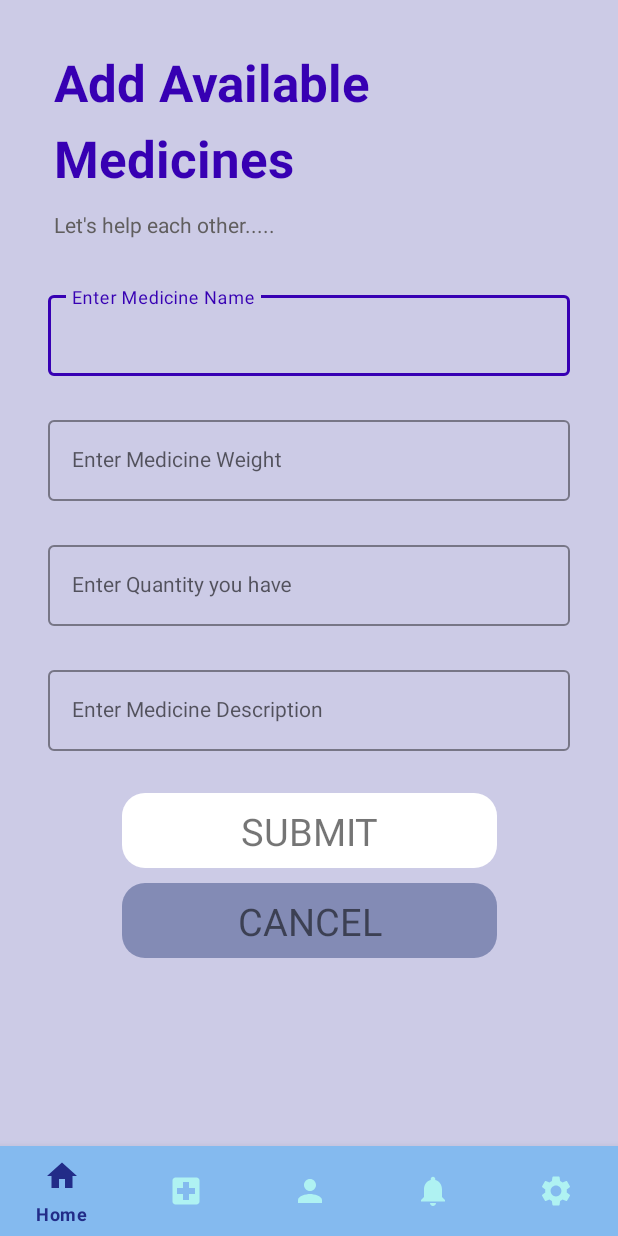
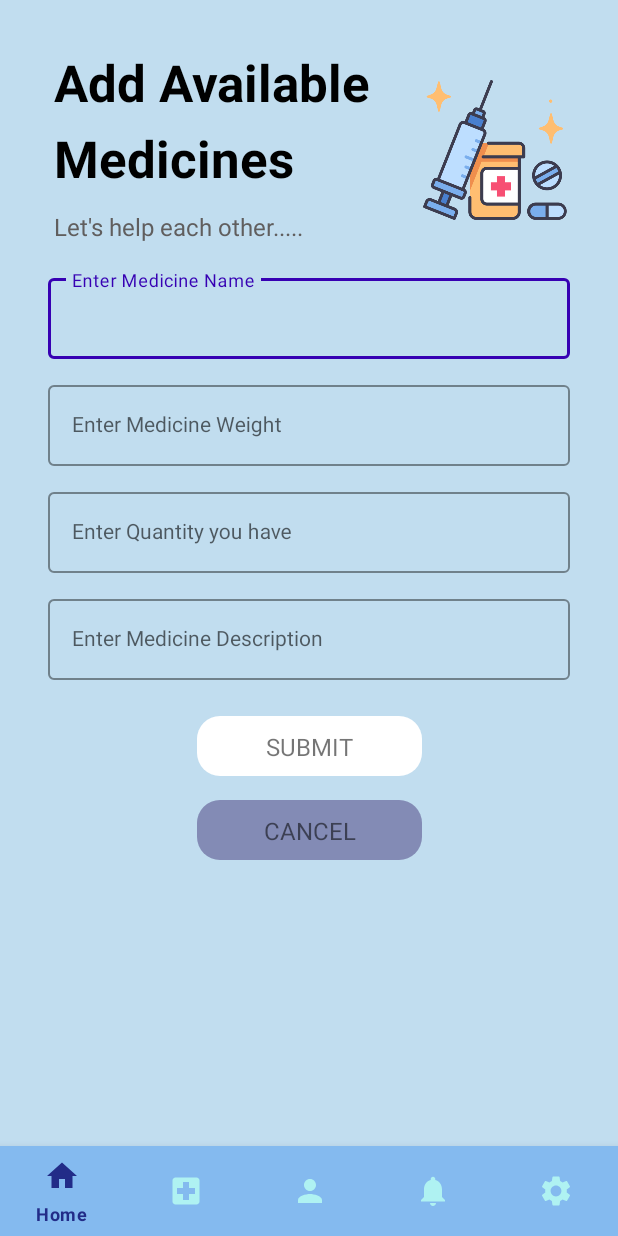
Before and after one commit to chalaniS/Medicube_Kotlin, an Android app: the AddAvailableMedicines screen opened directly, with no data from a screen before it, on a phone screen of 412 x 824 dp. Run offline under Robolectric (Android 15) with nearby library versions, the phone set to English and light mode, and no system bars; Roboto replaces fonts that are not available here.

Commit message:
UI completed

```diff
--- a/app/src/main/res/layout/activity_add_available_medicines.xml
+++ b/app/src/main/res/layout/activity_add_available_medicines.xml
@@ -4,7 +4,7 @@
     xmlns:tools="http://schemas.android.com/tools"
     android:layout_width="match_parent"
     android:layout_height="match_parent"
-    android:background="@color/availableMedicine_background"
+    android:background="#C1DDEF"
     tools:context=".AddAvailableMedicines">
 
     <TextView
@@ -14,7 +14,7 @@
         android:layout_marginStart="16dp"
         android:layout_marginTop="32dp"
         android:text="@string/title_add_availableMedicine_1"
-        android:textColor="@color/purple_700"
+        android:textColor="@color/black"
         android:textSize="34sp"
         android:textStyle="bold"
         app:layout_constraintEnd_toEndOf="parent"
@@ -28,7 +28,7 @@
         android:layout_height="wrap_content"
         android:layout_marginTop="5dp"
         android:text="@string/title_add_availableMedicine_2"
-        android:textColor="@color/purple_700"
+        android:textColor="@color/black"
         android:textSize="34sp"
         android:textStyle="bold"
         app:layout_constraintStart_toStartOf="@+id/textView6"
@@ -42,8 +42,19 @@
         android:layout_marginTop="12dp"
         android:text="@string/moto_addAvailable"
         android:textColor="#605E5E"
+        android:textSize="16sp"
         app:layout_constraintStart_toStartOf="@+id/textView15"
         app:layout_constraintTop_toBottomOf="@+id/textView15" />
+
+    <ImageView
+        android:id="@+id/imageView2"
+        android:layout_width="100dp"
+        android:layout_height="100dp"
+        android:layout_marginTop="50dp"
+        android:layout_marginEnd="32dp"
+        app:layout_constraintEnd_toEndOf="parent"
+        app:layout_constraintTop_toTopOf="parent"
+        app:srcCompat="@drawable/add_av" />
 
     <com.google.android.material.textfield.TextInputLayout
         android:id="@+id/textInputLayout2"
@@ -52,7 +63,7 @@
         android:layout_height="wrap_content"
         android:layout_marginHorizontal="6dp"
         android:layout_marginStart="32dp"
-        android:layout_marginTop="32dp"
+        android:layout_marginTop="18dp"
         android:layout_marginEnd="32dp"
         app:boxStrokeColor="@color/purple_700"
         app:hintTextColor="@color/purple_700"
@@ -76,7 +87,7 @@
         android:layout_height="wrap_content"
         android:layout_marginHorizontal="6dp"
         android:layout_marginStart="32dp"
-        android:layout_marginTop="24dp"
+        android:layout_marginTop="12dp"
         android:layout_marginEnd="32dp"
         app:boxStrokeColor="@color/purple_700"
         app:hintTextColor="@color/purple_700"
@@ -99,7 +110,7 @@
         android:layout_height="wrap_content"
         android:layout_marginHorizontal="6dp"
         android:layout_marginStart="32dp"
-        android:layout_marginTop="24dp"
+        android:layout_marginTop="12dp"
         android:layout_marginEnd="32dp"
         app:boxStrokeColor="@color/purple_700"
         app:hintTextColor="@color/purple_700"
@@ -122,7 +133,7 @@
         android:layout_height="wrap_content"
         android:layout_marginHorizontal="6dp"
         android:layout_marginStart="32dp"
-        android:layout_marginTop="24dp"
+        android:layout_marginTop="12dp"
         android:layout_marginEnd="32dp"
         app:boxStrokeColor="@color/purple_700"
         app:hintTextColor="@color/purple_700"
@@ -141,10 +152,10 @@
 
     <androidx.constraintlayout.widget.ConstraintLayout
         android:id="@+id/constraintLayout3"
-        android:layout_width="250dp"
-        android:layout_height="50dp"
+        android:layout_width="150dp"
+        android:layout_height="40dp"
         android:layout_marginStart="16dp"
-        android:layout_marginTop="28dp"
+        android:layout_marginTop="24dp"
         android:layout_marginEnd="16dp"
         android:background="@drawable/add_available_background_btn1"
         app:layout_constraintEnd_toEndOf="parent"
@@ -156,7 +167,7 @@
             android:layout_width="wrap_content"
             android:layout_height="wrap_content"
             android:text="@string/addAvailable_btn_submit"
-            android:textSize="25sp"
+            android:textSize="16sp"
             app:layout_constraintBottom_toBottomOf="parent"
             app:layout_constraintEnd_toEndOf="parent"
             app:layout_constraintStart_toStartOf="parent"
@@ -164,9 +175,9 @@
     </androidx.constraintlayout.widget.ConstraintLayout>
 
     <androidx.constraintlayout.widget.ConstraintLayout
-        android:layout_width="250dp"
-        android:layout_height="50dp"
-        android:layout_marginTop="10dp"
+        android:layout_width="150dp"
+        android:layout_height="40dp"
+        android:layout_marginTop="16dp"
         android:background="@drawable/add_available_background_btn2"
         app:layout_constraintEnd_toEndOf="@+id/constraintLayout3"
         app:layout_constraintStart_toStartOf="@+id/constraintLayout3"
@@ -177,7 +188,7 @@
             android:layout_width="wrap_content"
             android:layout_height="wrap_content"
             android:text="@string/addAvailable_btn_cancel"
-            android:textSize="25sp"
+            android:textSize="16sp"
             app:layout_constraintBottom_toBottomOf="parent"
             app:layout_constraintEnd_toEndOf="parent"
             app:layout_constraintStart_toStartOf="parent"
--- a/app/src/main/res/layout/activity_feed_available.xml
+++ b/app/src/main/res/layout/activity_feed_available.xml
@@ -4,7 +4,7 @@
     xmlns:tools="http://schemas.android.com/tools"
     android:layout_width="match_parent"
     android:layout_height="match_parent"
-    android:background="#cccbe6"
+    android:background="#C1DDEF"
     android:paddingBottom="20dp"
     tools:context=".FeedAvailable">
 
--- a/app/src/main/res/layout/activity_home_page.xml
+++ b/app/src/main/res/layout/activity_home_page.xml
@@ -6,7 +6,6 @@
     android:layout_height="match_parent"
     android:elevation="18dp"
     tools:context=".HomePage">
-
 
     <LinearLayout
         android:layout_width="match_parent"
--- a/app/src/main/res/layout/activity_mneed_insert.xml
+++ b/app/src/main/res/layout/activity_mneed_insert.xml
@@ -73,7 +73,7 @@
 
             <Button
                 android:id="@+id/button4"
-                android:layout_width="120dp"
+                android:layout_width="114dp"
                 android:layout_height="wrap_content"
                 android:layout_marginStart="20dp"
                 android:layout_marginLeft="100dp"
```
Also changed, not shown: app/src/main/res/layout/activity_edit_available_medicines.xml (+24 -13 lines), app/src/main/res/layout/activity_summary_available.xml (+16 -7 lines), app/src/main/res/drawable/add_av.png (added), app/src/main/res/drawable/edit_av.png (added).
